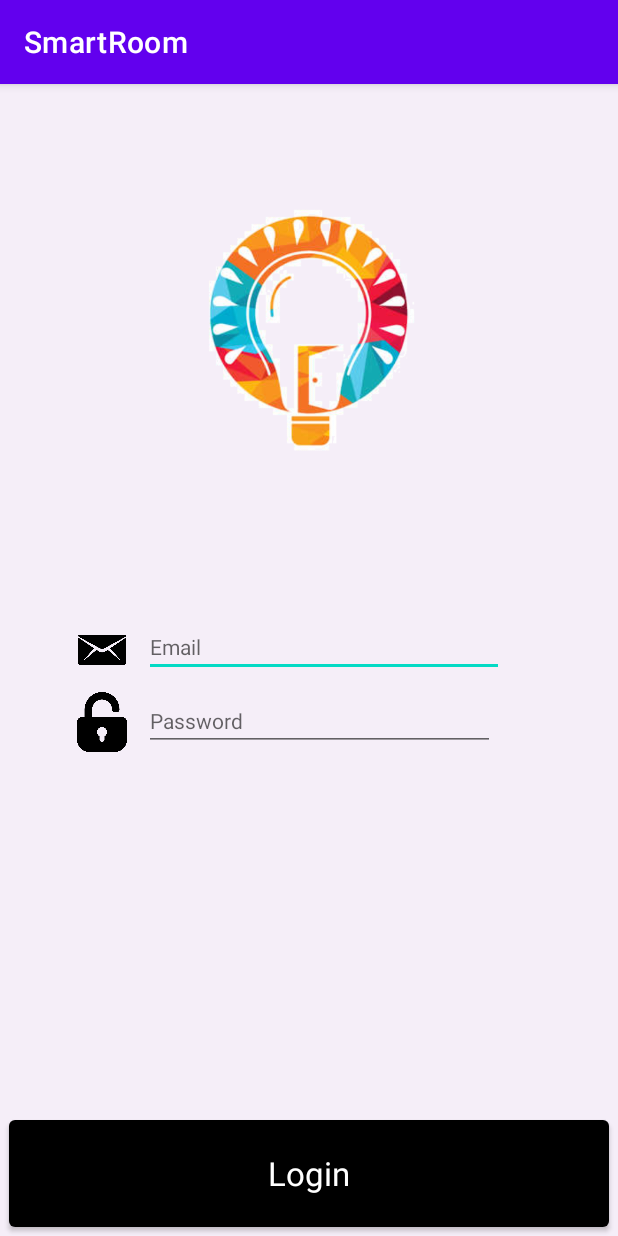
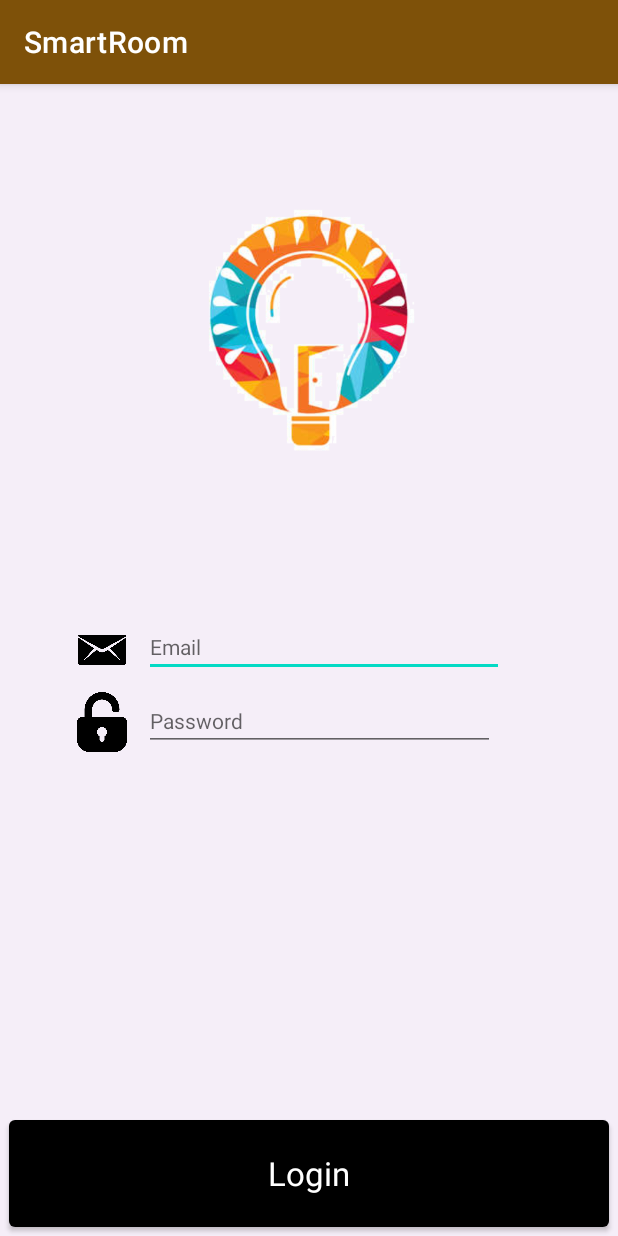
Before and after one commit to CHAN-MH/SmartRoom, an Android app: the screen it shows after launch (MainActivity), on a phone screen of 412 x 824 dp. Run offline under Robolectric (Android 15) with nearby library versions, the phone set to English and light mode, and no system bars; our stand-ins replace Firebase (no records; nobody signed in at launch, a user with empty details on screens opened directly).

Commit message:
update color

```diff
--- a/app/src/main/res/values/colors.xml
+++ b/app/src/main/res/values/colors.xml
@@ -11,4 +11,5 @@
     <color name="my_red">#F71428</color>
     <color name="occupied_colour">#EC7063</color>
     <color name="available_colour">#A2D9CE</color>
+    <color name="my_brown">#7E5109</color>
 </resources>
--- a/app/src/main/res/values/themes.xml
+++ b/app/src/main/res/values/themes.xml
@@ -2,8 +2,8 @@
     <!-- Base application theme. -->
     <style name="Theme.SmartRoom" parent="Theme.MaterialComponents.DayNight.DarkActionBar">
         <!-- Primary brand color. -->
-        <item name="colorPrimary">@color/purple_500</item>
-        <item name="colorPrimaryVariant">@color/purple_700</item>
+        <item name="colorPrimary">@color/my_brown</item>
+        <item name="colorPrimaryVariant">@color/my_brown</item>
         <item name="colorOnPrimary">@color/white</item>
         <!-- Secondary brand color. -->
         <item name="colorSecondary">@color/teal_200</item>
```
